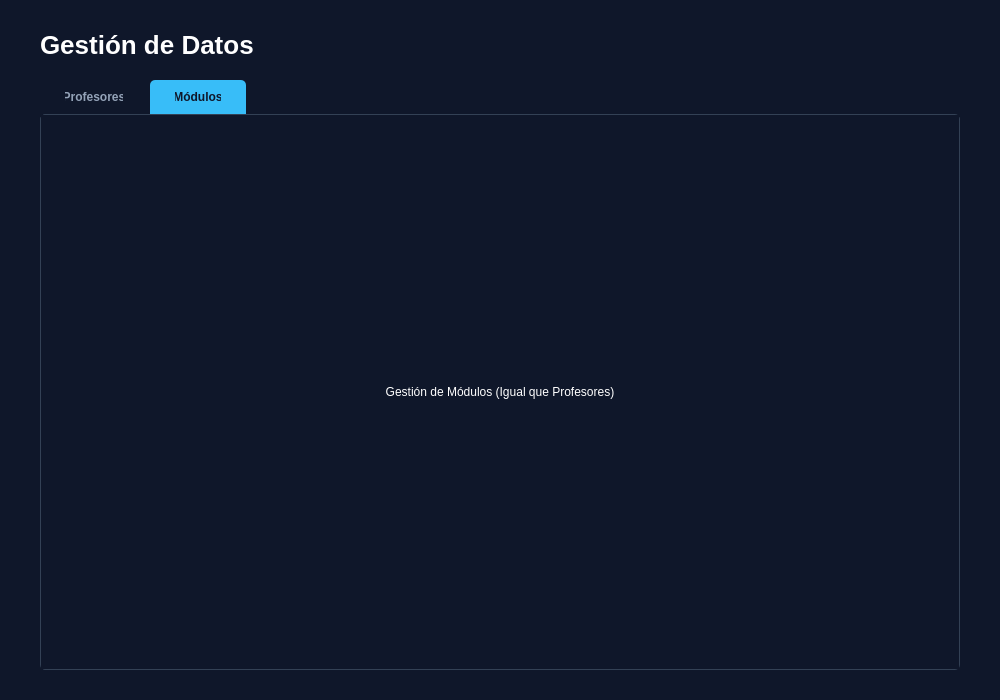
This is ui/pages/pagina_gestion.ui in moramirete/generadorHorarios as Qt 5 draws it before an edit. The edited form follows.
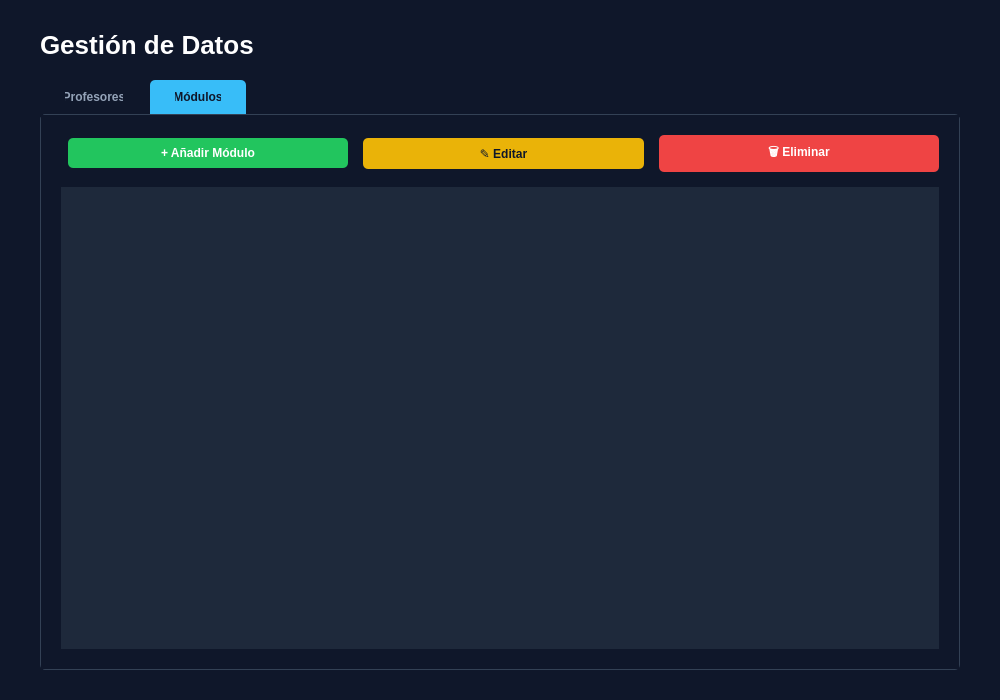
This is the edited form. The open tabs and pages were chosen to show the change.

Commit message: Creación de Módulos

The edit to the form file:
```diff
--- a/ui/pages/pagina_gestion.ui
+++ b/ui/pages/pagina_gestion.ui
@@ -75,10 +75,30 @@
      <widget class="QWidget" name="tabModulos">
       <attribute name="title"><string>Módulos</string></attribute>
        <layout class="QVBoxLayout" name="vl_modulos">
-        <item><widget class="QLabel" name="lblProximamente"><property name="text"><string>Gestión de Módulos (Igual que Profesores)</string></property><property name="alignment"><set>Qt::AlignCenter</set></property></widget></item>
-       </layout>
-     </widget>
-     
+              <property name="spacing"><number>15</number></property>
+              <property name="leftMargin"><number>20</number></property><property name="topMargin"><number>20</number></property><property name="rightMargin"><number>20</number></property><property name="bottomMargin"><number>20</number></property>
+              
+              <item>
+                <layout class="QHBoxLayout" name="layoutBotonesMod">
+                  <item><spacer name="hs_mod"><property name="orientation"><enum>Qt::Horizontal</enum></property></spacer></item>
+                  <item><widget class="QPushButton" name="btnAddModulo"><property name="text"><string>+ Añadir Módulo</string></property><property name="cursor"><cursorShape>PointingHandCursor</cursorShape></property><property name="styleSheet"><string>QPushButton { background-color: #22c55e; color: white; font-weight: bold; padding: 8px 15px; border-radius: 5px; } QPushButton:hover { background-color: #16a34a; }</string></property></widget></item>
+                  <item><widget class="QPushButton" name="btnEditModulo"><property name="text"><string>✎ Editar</string></property><property name="cursor"><cursorShape>PointingHandCursor</cursorShape></property><property name="styleSheet"><string>QPushButton { background-color: #eab308; color: #0f172a; font-weight: bold; padding: 8px 15px; border-radius: 5px; } QPushButton:hover { background-color: #ca8a04; }</string></property></widget></item>
+                  <item><widget class="QPushButton" name="btnDelModulo"><property name="text"><string>🗑 Eliminar</string></property><property name="cursor"><cursorShape>PointingHandCursor</cursorShape></property><property name="styleSheet"><string>QPushButton { background-color: #ef4444; color: white; font-weight: bold; padding: 8px 15px; border-radius: 5px; } QPushButton:hover { background-color: #dc2626; }</string></property></widget></item>
+                </layout>
+              </item>
+              
+              <item>
+                <widget class="QTableWidget" name="tablaModulos">
+                  <property name="styleSheet"><string>QTableWidget { background-color: #1e293b; border: none; gridline-color: #334155; color: #f1f5f9; font-size: 13px; selection-background-color: #3b82f6; selection-color: white; } QHeaderView::section { background-color: #0f172a; color: #94a3b8; padding: 8px; border: none; font-weight: bold; border-bottom: 2px solid #334155; } QTableWidget::item { padding: 5px; }</string></property>
+                  <property name="editTriggers"><set>QAbstractItemView::NoEditTriggers</set></property>
+                  <property name="selectionBehavior"><enum>QAbstractItemView::SelectRows</enum></property>
+                  <property name="selectionMode"><enum>QAbstractItemView::SingleSelection</enum></property>
+                  <property name="showGrid"><bool>true</bool></property>
+                </widget>
+              </item>
+            </layout>
+          </widget>
+          
     </widget>
    </item>
   </layout>
```
Left out of the diff: 58 changed lines with no effect on the pictures. Lines whose indentation alone changed are shown as unchanged. The commit also changes 3 other files.
